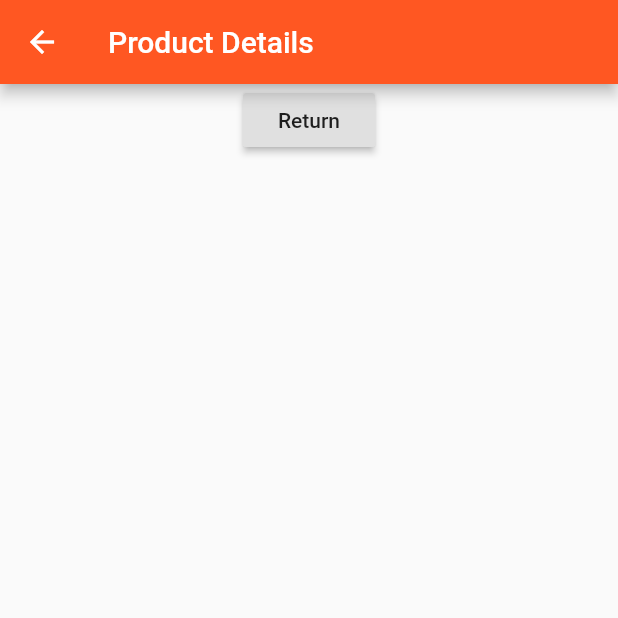
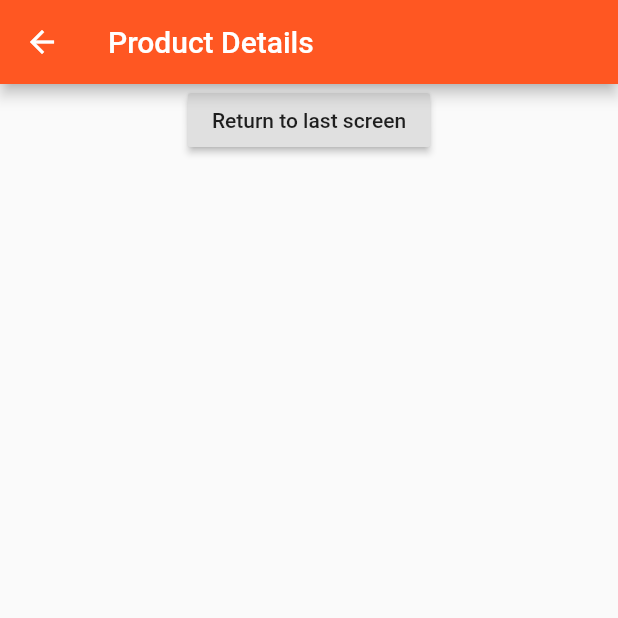
Before and after one commit to donwardpeng/Flutter_Playground, a Flutter app: the ProductDetails screen opened directly, on a phone screen of 412 x 824 dp, the top half of it. Run offline on Flutter 3.47's test engine with Material 2 defaults, Android fonts, the phone set to English and light mode, and no system bars.

Commit message:
Test to make sure it all works

```diff
--- a/lib/pages/product_details.dart
+++ b/lib/pages/product_details.dart
@@ -11,7 +11,7 @@ class ProductDetails extends StatelessWidget {
           child: Column(
             children: <Widget>[
               RaisedButton(
-                child: Text('Return'),
+                child: Text('Return to last screen'),
                 onPressed: () => Navigator.pop(context),
               )
             ],
```
